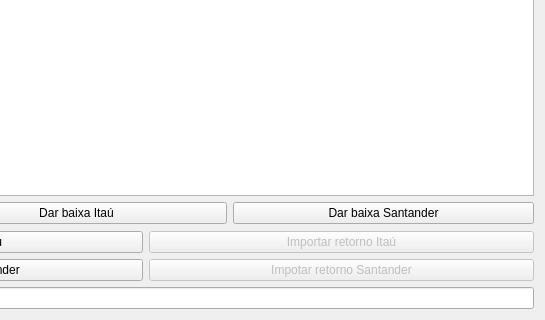
Above: ui/widgetgare.ui from darktorres/ERP-STACCATO before the change; both pictures show x 360 to 905 and y 226 to 546 of the 905 by 546 pixel window. Below: the same form after it.
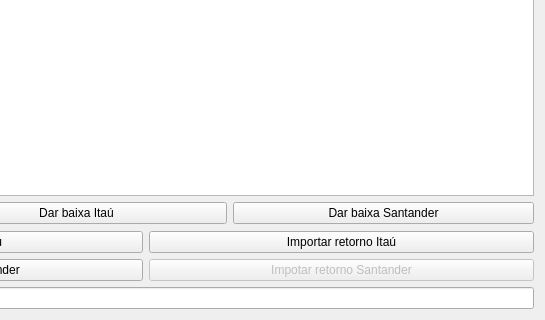
That is the form after the change. Custom widgets are drawn as their Qt base class.

The edit to the form file:
```diff
--- a/ui/widgetgare.ui
+++ b/ui/widgetgare.ui
@@ -89,7 +89,7 @@
      <item row="0" column="1">
       <widget class="QPushButton" name="pushButtonRetornoItau">
        <property name="enabled">
-        <bool>false</bool>
+        <bool>true</bool>
        </property>
        <property name="text">
         <string>Importar retorno Itaú</string>
```
